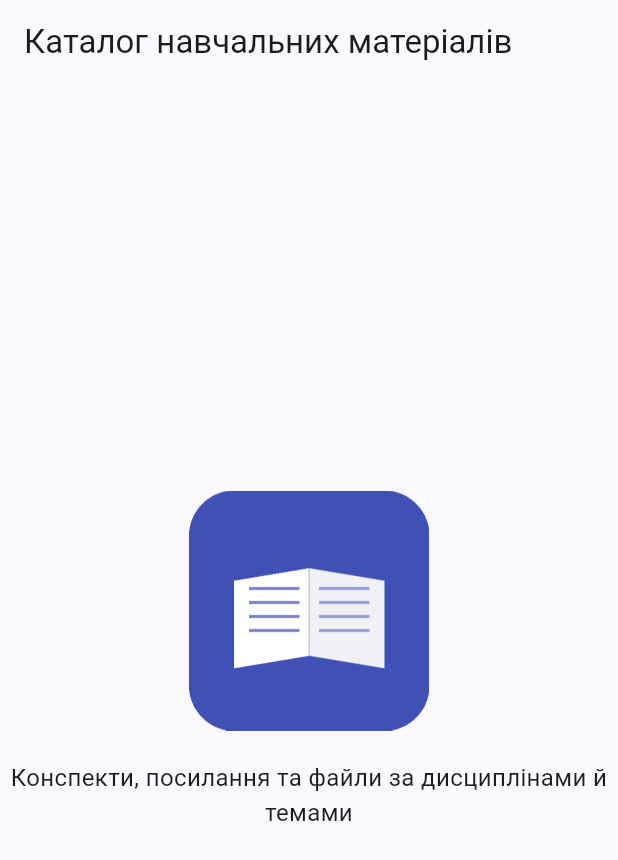
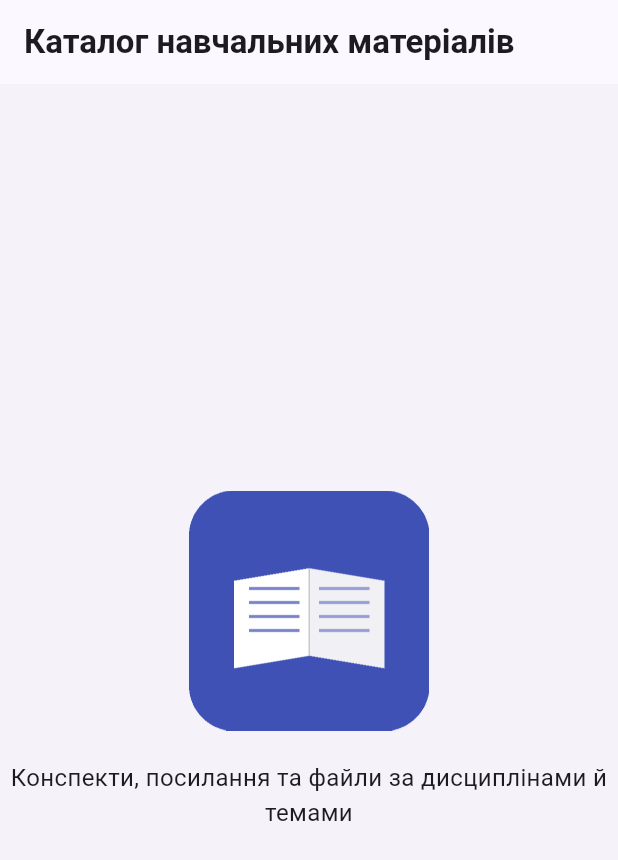
Before and after one commit to Spehereuz/study_materials_catalog, a Flutter app: the screen it shows after launch, on a phone screen of 412 x 824 dp. Shown: the top 860 px of the screen. Run offline on Flutter 3.47's test engine with Material 3 defaults, Android fonts, the phone set to English and light mode, and no system bars.

Commit message:
feat(core): add theme, spacing, strings and form validators
- Material 3 theme generated from indigo, light and dark variants (NFR-12)
- spacing, radius and breakpoint constants on an 8 pt grid
- UI strings collected in AppStrings for future localization (NFR-10)
- validators for e-mail, passwords, name and profile photo (FR-01, FR-05..07)
- Ukrainian plural forms, vocative case and date formatting helpers
- stricter lint rules

```diff
--- /dev/null
+++ b/lib/core/constants/app_spacing.dart
@@ -0,0 +1,41 @@
+/// Відступи інтерфейсу. Основний крок — 8 pt, половинний — 4 pt (NFR-12).
+abstract final class AppSpacing {
+  static const double tiny = 4;
+  static const double small = 8;
+  static const double normal = 12;
+  static const double medium = 16;
+  static const double large = 24;
+  static const double xLarge = 32;
+  static const double xxLarge = 48;
+}
+
+/// Радіуси заокруглення.
+abstract final class AppRadius {
+  static const double small = 8;
+  static const double medium = 12;
+  static const double large = 16;
+  static const double xLarge = 24;
+}
+
+/// Фіксовані розміри елементів, які повторюються в різних екранах.
+abstract final class AppSizes {
+  static const double buttonHeight = 40;
+  static const double headerHeight = 64;
+  static const double sidebarWidth = 248;
+  static const double authCardMaxWidth = 432;
+  static const double contentMaxWidth = 1200;
+  static const double iconBox = 36;
+  static const double avatarSmall = 32;
+  static const double avatarLarge = 96;
+  static const double logo = 64;
+  static const double logoSmall = 28;
+}
+
+/// Межі адаптивних розкладок (NFR-13).
+abstract final class AppBreakpoints {
+  /// Від цієї ширини — постійна бічна панель з підписами.
+  static const double expanded = 840;
+
+  /// Від цієї ширини — дві колонки вмісту на головному екрані.
+  static const double twoColumns = 1000;
+}
--- /dev/null
+++ b/lib/core/constants/app_strings.dart
@@ -0,0 +1,30 @@
+/// Текстові рядки інтерфейсу. Зібрані в одному місці, щоб надалі
+/// перенести їх у файли локалізації (NFR-10).
+abstract final class AppStrings {
+  // Загальні
+  static const appTitle = 'Каталог навчальних матеріалів';
+  static const appShortTitle = 'Каталог матеріалів';
+  static const appTagline =
+      'Конспекти, посилання та файли за дисциплінами й темами';
+  static const cancel = 'Скасувати';
+  static const or = 'або';
+
+  // Валідація
+  static const emailRequired = 'Введіть електронну пошту';
+  static const emailInvalid = 'Некоректний формат електронної пошти';
+  static const passwordRequired = 'Введіть пароль';
+  static const passwordRules = 'Щонайменше 8 символів, літери та цифри';
+  static const passwordTooWeak =
+      'Пароль має містити щонайменше 8 символів, літери та цифри';
+  static const confirmPasswordRequired = 'Підтвердьте пароль';
+  static const passwordsDoNotMatch = 'Паролі не збігаються';
+  static const nameRequired = "Введіть ім'я";
+  static const photoFormatHint =
+      'Оберіть зображення JPG або PNG розміром до 5 МБ.';
+
+  static String photoUnsupported(String fileName) =>
+      'Файл «$fileName» не підтримується';
+
+  static String photoTooLarge(String fileName) =>
+      'Файл «$fileName» перевищує 5 МБ';
+}
--- /dev/null
+++ b/lib/core/theme/app_theme.dart
@@ -0,0 +1,94 @@
+import 'package:flutter/material.dart';
+
+import '../constants/app_spacing.dart';
+
+/// Тема застосунку: Material 3, палітра з базового кольору indigo (NFR-12).
+abstract final class AppTheme {
+  static const seedColor = Colors.indigo;
+
+  /// Основний колір кнопок і посилань з макетів ЛР2.
+  static const _brandPrimary = Color(0xFF4355B9);
+
+  static ThemeData light() => _build(
+    ColorScheme.fromSeed(seedColor: seedColor).copyWith(primary: _brandPrimary),
+  );
+
+  static ThemeData dark() => _build(
+    ColorScheme.fromSeed(seedColor: seedColor, brightness: Brightness.dark),
+  );
+
+  static ThemeData _build(ColorScheme scheme) {
+    final base = ThemeData(colorScheme: scheme, useMaterial3: true);
+    final text = base.textTheme;
+    const buttonSize = Size(64, AppSizes.buttonHeight);
+    const buttonText = TextStyle(fontSize: 14, fontWeight: FontWeight.w500);
+
+    return base.copyWith(
+      scaffoldBackgroundColor: scheme.surfaceContainerLow,
+      textTheme: text.copyWith(
+        headlineMedium: text.headlineMedium?.copyWith(
+          fontWeight: FontWeight.w600,
+        ),
+        headlineSmall: text.headlineSmall?.copyWith(
+          fontWeight: FontWeight.w600,
+        ),
+        titleLarge: text.titleLarge?.copyWith(fontWeight: FontWeight.w600),
+        titleMedium: text.titleMedium?.copyWith(fontWeight: FontWeight.w600),
+        titleSmall: text.titleSmall?.copyWith(fontWeight: FontWeight.w600),
+      ),
+      cardTheme: CardThemeData(
+        color: scheme.surface,
+        elevation: 0,
+        margin: EdgeInsets.zero,
+        shape: RoundedRectangleBorder(
+          borderRadius: BorderRadius.circular(AppRadius.large),
+          side: BorderSide(color: scheme.outlineVariant),
+        ),
+      ),
+      dividerTheme: DividerThemeData(
+        color: scheme.outlineVariant,
+        space: 1,
+        thickness: 1,
+      ),
+      inputDecorationTheme: InputDecorationThemeData(
+        border: const OutlineInputBorder(),
+        isDense: true,
+        floatingLabelBehavior: FloatingLabelBehavior.always,
+        contentPadding: const EdgeInsets.symmetric(
+          horizontal: AppSpacing.medium,
+          vertical: 14,
+        ),
+        hintStyle: TextStyle(color: scheme.onSurfaceVariant),
+      ),
+      filledButtonTheme: FilledButtonThemeData(
+        style: FilledButton.styleFrom(
+          minimumSize: buttonSize,
+          visualDensity: VisualDensity.standard,
+          textStyle: buttonText,
+        ),
+      ),
+      outlinedButtonTheme: OutlinedButtonThemeData(
+        style: OutlinedButton.styleFrom(
+          minimumSize: buttonSize,
+          visualDensity: VisualDensity.standard,
+          textStyle: buttonText,
+          side: BorderSide(color: scheme.outline),
+        ),
+      ),
+      textButtonTheme: TextButtonThemeData(
+        style: TextButton.styleFrom(textStyle: buttonText),
+      ),
+      snackBarTheme: const SnackBarThemeData(
+        behavior: SnackBarBehavior.floating,
+        width: 400,
+      ),
+      tooltipTheme: const TooltipThemeData(
+        waitDuration: Duration(milliseconds: 500),
+      ),
+      navigationRailTheme: NavigationRailThemeData(
+        backgroundColor: scheme.surfaceContainerLow,
+        indicatorColor: scheme.secondaryContainer,
+      ),
+    );
+  }
+}
--- a/lib/main.dart
+++ b/lib/main.dart
@@ -1,4 +1,7 @@
 import 'package:flutter/material.dart';
+
+import 'core/constants/app_strings.dart';
+import 'core/theme/app_theme.dart';
 
 void main() {
   runApp(const MyApp());
@@ -11,11 +14,9 @@ class MyApp extends StatelessWidget {
   Widget build(BuildContext context) {
     return MaterialApp(
       debugShowCheckedModeBanner: false,
-      title: 'Каталог навчальних матеріалів',
-      theme: ThemeData(
-        colorScheme: ColorScheme.fromSeed(seedColor: Colors.indigo),
-        useMaterial3: true,
-      ),
+      title: AppStrings.appTitle,
+      theme: AppTheme.light(),
+      darkTheme: AppTheme.dark(),
       home: const HomeScreen(),
     );
   }
@@ -27,18 +28,12 @@ class HomeScreen extends StatelessWidget {
   @override
   Widget build(BuildContext context) {
     return Scaffold(
-      appBar: AppBar(
-        title: const Text('Каталог навчальних матеріалів'),
-      ),
+      appBar: AppBar(title: const Text('Каталог навчальних матеріалів')),
       body: Center(
         child: Column(
           mainAxisAlignment: MainAxisAlignment.center,
           children: [
-            Image.asset(
-              'assets/images/app_image.png',
-              width: 160,
-              height: 160,
-            ),
+            Image.asset('assets/images/app_image.png', width: 160, height: 160),
             const SizedBox(height: 20),
             const Text(
               'Конспекти, посилання та файли за дисциплінами й темами',
```
Also changed, not shown: analysis_options.yaml (+8 -2 lines), lib/core/theme/app_colors.dart (added, +39 -0 lines), lib/core/utils/date_formatter.dart (added, +43 -0 lines), lib/core/utils/uk_grammar.dart (added, +39 -0 lines), lib/core/utils/validators.dart (added, +65 -0 lines).
